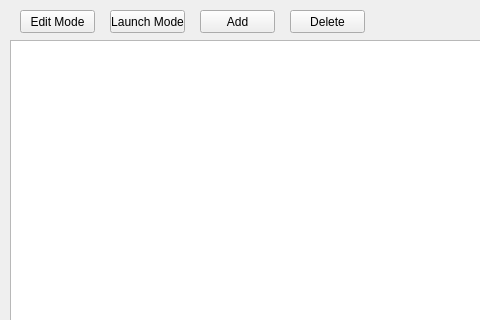
First picture: the form in LuskSyncQt/mainwindow.ui, repository luskynavy/luskycode, before the edit; both pictures show x 0 to 480 and y 0 to 320 of the 800 by 480 pixel window.
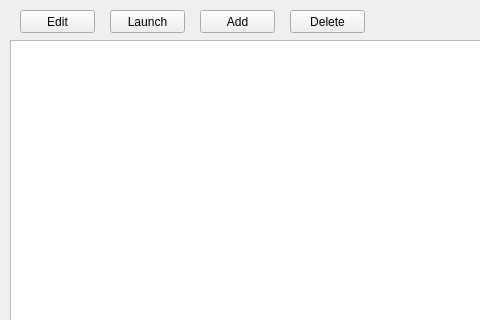
Second picture: the form after the edit.

Commit message: LuskSyncQt 2017-11-10 debug & ui tweaks & real values

```diff
--- a/LuskSyncQt/mainwindow.ui
+++ b/LuskSyncQt/mainwindow.ui
@@ -52,7 +52,7 @@
      </rect>
     </property>
     <property name="text">
-     <string>Edit Mode</string>
+     <string>Edit</string>
     </property>
    </widget>
    <widget class="QPushButton" name="pushButton_2">
@@ -65,7 +65,7 @@
      </rect>
     </property>
     <property name="text">
-     <string>Launch Mode</string>
+     <string>Launch</string>
     </property>
    </widget>
    <widget class="QPushButton" name="PushButton_Add">
```
Left out of the diff: 4 changed lines with no effect on the pictures. The commit also changes 2 other files.
